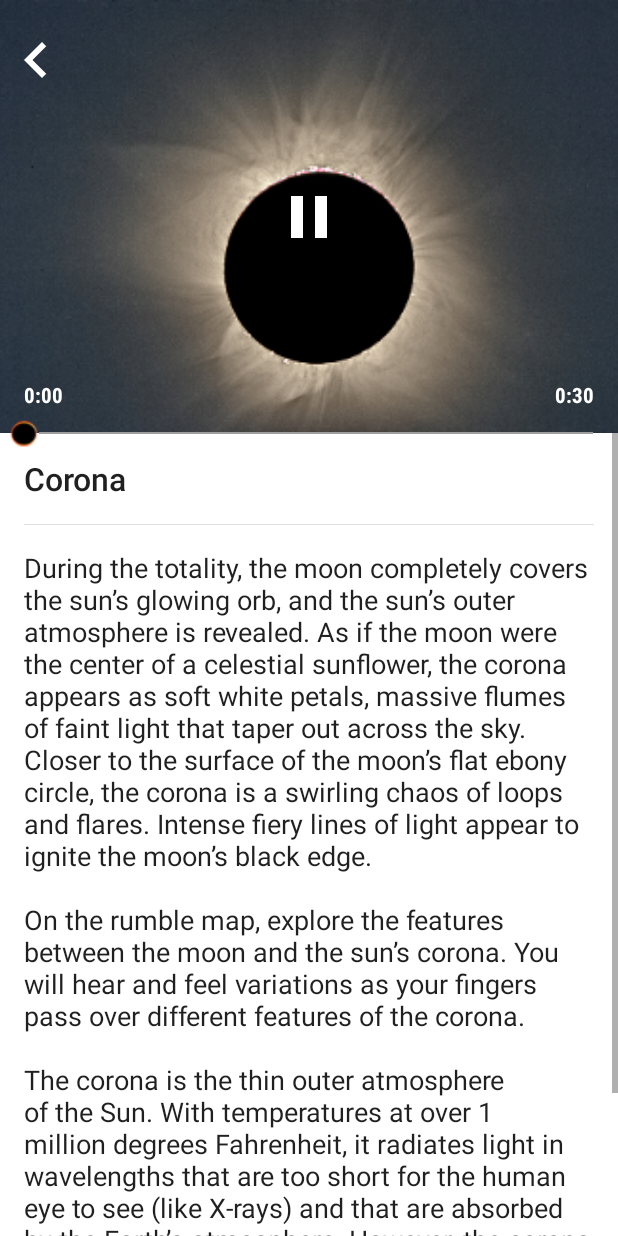
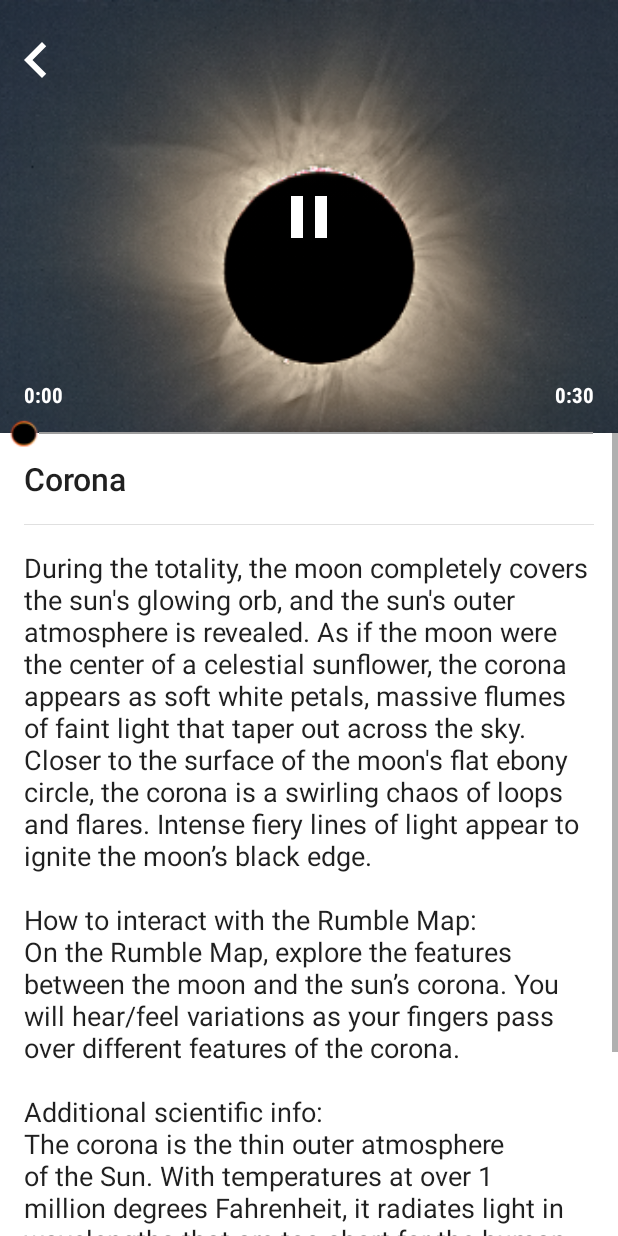
Before and after one commit to ARISA-Lab-LLC/EclipseSoundscapes-Android, an Android app: the fragment MediaFragment placed in its activity, after a tap on "Corona", on a phone screen of 412 x 824 dp. Run offline under Robolectric (Android 15) with nearby library versions, the phone set to English and light mode, and no system bars; our stand-ins replace ButterKnife; libraries missing offline, so code that uses them is left out: com.crashlytics.android, io.fabric.sdk; pictures from the network do not load.

Commit message:
updates the eclipse event descriptions

```diff
--- a/app/src/main/res/values/strings.xml
+++ b/app/src/main/res/values/strings.xml
@@ -82,69 +82,68 @@
 
     <!-- Eclipse Features -->
     <string name="first_contact_description">This is the first moment that the moon, slowly moving from left to right, appears to touch the sun.
-        The intensity of the sun’s light makes it unsafe to look at it without special eye protection until the totality, the few minutes during which the moon completely eclipses the sun.
-        The two celestial bodies look as if they are the same size. The sun’s light is so bright that it obliterates all of the moon’s features causing the moon to appear as a smooth obsidian disc.
-        \n\nFor the next 90 minutes the moon’s black disc will creep across the sun progressively blocking more of the sun’s light and heat until the totality.
-        You can use this time to explore rumble map images and audio descriptions of phenomena unique to a total eclipse.
-        \n\nIn the moments before, during, and after totality this app will provide a play by play of the action providing images and descriptions of this rare and fascinating stellar event.
-        \n\nThe outer atmosphere of the sun called the corona is usually not visible from the surface of the earth.
-        To study the corona scientists send satellites into space to make observations of the corona in wavelengths of light that the human eye cannot see.
-        For example, this image of the sun was taken by the X-Ray telescope on the Hinode spacecraft providing an X-ray image of the sun being eclipsed by the moon as seen from space.
-        Total solar eclipse provides a rare opportunity to see the corona from Earth in visible light.</string>
+        The intensity of the sun\'s light makes it unsafe to look at without special eye protection until the totality, the few minutes during which the moon completely eclipses the sun.
+        The two celestial bodies appear to be the same size, although the sun\'s light is so bright that it obliterates all of the moon\'s features causing the moon to appear as a smooth, obsidian disk.
+        For the next several minutes, the moon\'s black disk will creep across the sun, progressively blocking more of sun\'s light and heat until the totality.
+        \n\nYou can use this time to explore Rumble Map images and audio descriptions of phenomena unique to a total eclipse.
+        In the moments before, during and after totality, this app will provide a play-by-play of the action, providing images and descriptions of this rare and fascinating stellar event.
+        \n\nAdditional scientific info:\nThe outer atmosphere of the Sun, called the corona, is usually not visible from the surface of the Earth.
+        To study the corona, scientists send satellites into space to make observations of the corona in wavelengths of light that the human eye cannot see, such as this image of the Sun in X-rays taken by the X-ray Telescope on the Hinode spacecraft.
+        This X-ray image shows the view of the Sun being eclipsed by the moon a seen from space. A total solar eclipse provides a rare opportunity to see the corona from Earth in visible light.</string>
 
-    <string name="bailys_beads_description">On the right side of the moon, orbs of glowing sunlight shimmer off the edge of the moon’s black disk.
-        Called Baily’s Beads, these final areas of the sun’s light appear as glimmering pearls on a wire, made intensely bright by the absence of light surrounding them.
-        \n\nOn the rumble map, explore the features between the moon, the sun’s corona and Baily’s beads which are intense and irregular.
-        \n\nEven this small section of the Sun’s light cannot be viewed without special eye protection.
+    <string name="bailys_beads_description">On the right side of the moon, orbs of glowing sunlight shimmer off the edge of the moon\'s black disk.
+        Called Baily\'s Beads, these final areas of the sun\'s light appear as glimmering pearls on a wire, made intensely bright by the absence of light surrounding them.
+        \n\nExplanation of what you might feel as you interact: \nOn the Rumble Map, explore the features between the moon, the sun\'s corona and Baily\'s beads which are intense and irregular.
+        \n\nAdditional scientific info: \nEven this small section of the Sun\'s light cannot be viewed without special eye protection.
         Please use special eclipse glasses or filters if viewing this feature directly on the Sun with your eyes.
-        Baily’s beads appear because the moon’s surface is not a smooth, perfect sphere.
-        This spectacular feature is caused by rays of sunlight beaming through the ravines and valleys between mountains on the moon.</string>
+        \nBaily\'s beads are caused because the moon's surface is not a smooth, perfect sphere.
+        Rays of light peer through the ravines and valleys between mountains on the moon causing this spectacular feature.</string>
 
-    <string name="corona_description">During the totality, the moon completely covers the sun’s glowing orb, and the sun’s outer atmosphere is revealed.
+    <string name="corona_description">During the totality, the moon completely covers the sun\'s glowing orb, and the sun\'s outer atmosphere is revealed.
         As if the moon were the center of a celestial sunflower, the corona appears as soft white petals, massive flumes of faint light that taper out across the sky.
-        Closer to the surface of the moon’s flat ebony circle, the corona is a swirling chaos of loops and flares. Intense fiery lines of light appear to ignite the moon’s black edge.
-        \n\nOn the rumble map, explore the features between the moon and the sun’s corona. You will hear and feel variations as your fingers pass over different features of the corona.
-        \n\nThe corona is the thin outer atmosphere of the Sun. With temperatures at over 1 million degrees Fahrenheit, it radiates light in wavelengths that are too short for the human eye to see (like X-rays) and that are absorbed by the Earth’s atmosphere.
-        However, the corona reflects some of the white light from the Sun’s photosphere below it. This faint reflection is only seen when the much brighter photosphere is blocked, like during a total eclipse.</string>
+        Closer to the surface of the moon\'s flat ebony circle, the corona is a swirling chaos of loops and flares. Intense fiery lines of light appear to ignite the moon\’s black edge.
+        \n\nHow to interact with the Rumble Map:\nOn the Rumble Map, explore the features between the moon and the sun\’s corona.
+        You will hear/feel variations as your fingers pass over different features of the corona.
+        \n\nAdditional scientific info:\nThe corona is the thin outer atmosphere of the Sun.
+        With temperatures at over 1 million degrees Fahrenheit, it radiates light in wavelengths that are too short for the human eye to see (like X-rays) and that are absorbed by the Earth's atmosphere.
+        However, the corona reflects some of the white light from the Sun's photosphere below it. This faint reflection is only seen when the much brighter photosphere is blocked, like during a total eclipse.</string>
 
     <string name="diamond_ring_description">On the left side of the black moon, a sliver of sunlight blasts into view with white-hot intensity.
-        As the area of re-emerging sunlight grows, it resembles a diamond, beaming out its brilliant light from its setting on the circular ring of the moon’s edge.
-        \n\nEven this small section of the sun’s light cannot be viewed without special eye protection.
+        As the area of re-emerging sunlight grows, it resembles a diamond, beaming out its brilliant light from its setting on the circular ring of the moon\'s edge.
+        \n\nAdditional scientific info:\nEven this small section of the Sun\'s light cannot be viewed without special eye protection.
         Please use special eclipse glasses or filters if viewing this feature directly on the Sun with your eyes.
-        As the moon barely moves away from the solar surface, the powerful light of the Sun peers around the side of the moon.
-        The sun’s light is so intense that even this small fraction of it dominates the sky.</string>
+        \nAs the moon barely moves away from the solar surface, the powerful light of the Sun peers around the side of the moon.
+        The Sun's light is so intense that even this small fraction of it dominates the sky.</string>
 
-    <string name="helmet_streamers_description">Projections of light from the sun’s outer atmosphere called helmet streamers extend in all directions from behind the moon.
-        In contrast to the black, featureless moon, the pale, wispy streamers appear as delicate as lace. The largest streamers have a tapered shape that resembles flower petals.
+    <string name="helmet_streamers_description">Projections of light from the sun\'s outer atmosphere called helmet streamers extend in all directions from behind the moon.
+        In contrast to the black, featureless moon, the pale, wispy streamers appear as delicate as lace. The largest streamers have a tapered shape that resemble flower petals.
         They extend from opposite sides of the sun, with smaller rays of light between them.
-        \n\nAs you trace your finger along a helmet streamer, you can feel the smooth arches come to long sharp points as they extend outward from the base of the Sun outward.
-        \n\nHelmet streamers get their shape from two different processes.
-        The arch shape of streamers come from concentrations of magnetic field on the surface of the Sun that extend out into the corona and then arch back down to the surface to connect to other regions of magnetic field of opposite polarity.
-        The long, pointed tops of helmet streamers come from streams of gas that flow from the corona out into interplanetary space forming the solar wind.</string>
+        \n\nExplanation of what you might feel as you interact:\nAs you trace your finger along a helmet streamer, you can feel the smooth arches come to long sharp points as they extend from the base of the Sun outward.
+        \n\nAdditional scientific info:\nHelmet streamers get their shape from two different processes.
+        A streamer's arch shape is the result of magnetic fields from the Sun reaching out into the corona and then arching back down to the surface of the sun to connect to regions of opposite magnetic polarity.
+        The long, pointed tops of helmet streamers come from streams of gas flowing out from the corona into interplanetary space forming the solar wind.</string>
 
-    <string name="prominence_description">Fiery loops of hot pink light appear to leap off the moon’s black surface.
+    <string name="prominence_description">Fiery loops of hot pink light appear to leap off the moon\'s black surface.
         With the sheer white corona as their backdrop, these pink prominences seem to dance above the moon like lines of liquid neon.
-        \n\nYou will notice a sharp contrast when you interact with a prominence due to its intense brightness relative to both the moon and the sun’s corona.
-        \n\nProminences are magnetic fields that are filled with very dense material making them much brighter than the surrounding background.
+        \n\nExplanation of what you might feel as you interact:\nYou will notice a sharp contrast when you interact with a prominence due to its intense brightness relative to both the moon and the sun’s corona.
+        \n\nAdditional scientific info:\nProminences are magnetic fields that are filled with very dense material making them much brighter than the surrounding background.
         The magnetic fields of prominences can be very complicated giving them complex and dynamic shapes.</string>
 
-    <string name="totality_description">This is the full eclipse, when the moon’s black disk completely covers the sun.
-        Now, in the absence of the sun’s full light, its massive outer corona is revealed.
-        Uniquely visible during a full eclipse, grand flourishes of light called helmet streamers extend in all directions behind the moon’s black disk.
+    <string name="totality_description">This is the full eclipse, when the moon\'s black disk completely covers the sun.
+        Now, in the absence of the sun\'s full light, its massive outer corona is revealed. Uniquely visible during a full eclipse, grand flourishes of light called helmet streamers extend in all directions behind the moon\’s black disk.
         At the edge of the moon, the helmet streamers are intensely bright, fading to wisps of ghostly white as they stretch across space, far from the moon, like flower petals.
-        \n\nOn the rumble map, explore the difference between the moon and the sun’s corona.
-        \n\nYou may notice changes in temperature and natural sounds, such birds and wind during the total eclipse.
-        \n\nDuring the total solar eclipse, and only during totality, you can view the corona of the Sun without eye protection.
-        The Sun’s outer atmosphere, the corona, is in full display and viewable from the ground.
-        The highly structured nature of the corona is clearly evident.
-        This structure is caused by the Sun’s intense and complicated magnetic field interacting with the material that makes up the corona.
-        This material is called plasma, which is like a gas, but is susceptible to magnetic fields.
-        The magnetic field shapes the plasma in the corona into the complicated patterns that are viewable during the eclipse.</string>
+        \n\nExplanation of what you might feel as you interact:\nOn the Rumble Map, explore the difference between the moon and the sun\'s corona.
+        \n\nAdditional scientific info:\nYou may notice changes in temperature and natural sounds, such a birds and wind during the total eclipse.
+        \nDuring the total solar eclipse, and only during totality, you can view the corona of the Sun without eye protection.
+        The Sun's outer atmosphere, the corona, is in full display and viewable from the ground. The highly structured nature of the corona is clearly evident.
+        This structure is caused by the Sun's intense and complicated magnetic fields interacting with the material that makes up the corona.
+        This material is called a plasma, which is like a gas, but is susceptible to magnetic fields.
+        The magnetic fields can then shape the plasma in the corona into the complicated patterns that are viewable during the eclipse.</string>
 
-    <string name="sun_as_star_description">Framed by a larger view of space, the solar wind draws helmet streamers far out into space as other stars come into view.
-        Many of these stars also have planets orbiting them. Those planets can eclipse their parent star just as the moon eclipsed our sun.
+    <string name="sun_as_star_description">Framed by a larger view of space, the solar wind draws the helmet streamers far out into space as other stars come into view.
+        Many of these stars also have planets orbiting them. Those planets can eclipse their parent star just as the moon eclipsed our Sun.
         Scientists can detect planets eclipsing their stars and determine both how far the planet is from its star and the planet’s mass.
-        From these clues and other observations, scientists are attempting to discover if there is life on those other planets that may be experiencing their own eclipses.</string>
+        From these clues and other observations, scientists are attempting to discover if there is life on these other planets that may be experiencing their own eclipse.</string>
 
     <!-- Media player -->
     <string name="more_audio_coming">More audio descriptions coming soon…</string>
```
Also changed, not shown: 1 other file.
